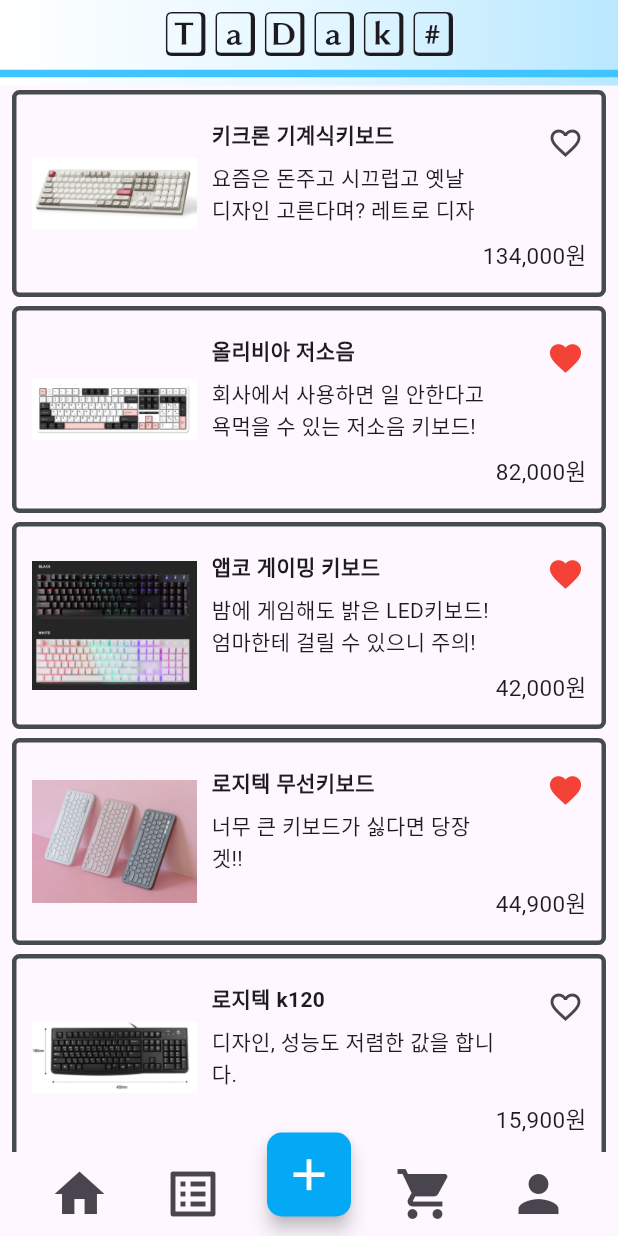
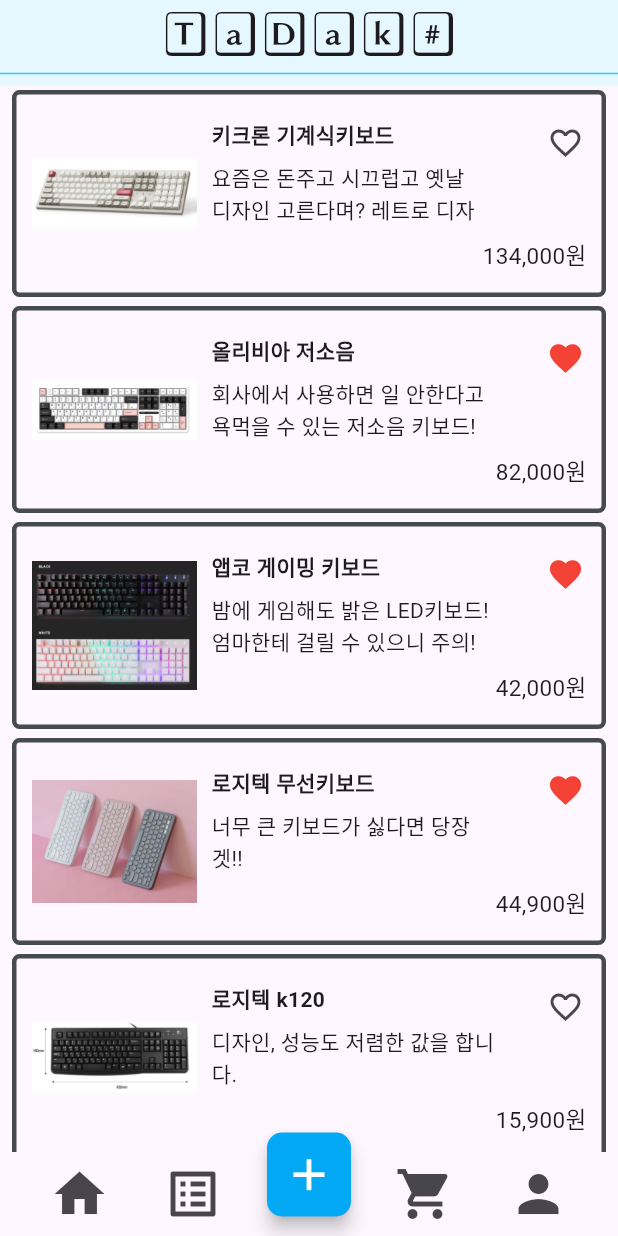
Before and after one commit to pastel67/flutter_shoppin_mall_app, a Flutter app: the screen it shows after launch, on a phone screen of 412 x 824 dp. Run offline on Flutter 3.47's test engine with Material 3 defaults, Android fonts, the phone set to English and light mode, and no system bars; our stand-ins replace image_picker; Roboto replaces fonts that are missing (text).

Commit message:
fix: 장바구니 구매 시 처음에 한번에 두개 추가 되는 버그 수정

```diff
--- a/lib/pages/description_page.dart
+++ b/lib/pages/description_page.dart
@@ -84,8 +84,8 @@
                     context: context,
                     title: "해당 상품을 구매하시겠습니까?",
                     acceptFunction: () {
+                      Cart.addCart(widget.index);
                       Cart.onToggleFavorite(widget.index);
-                      Cart.addCart(widget.index);
                       Navigator.pop(context);
                       Navigator.push(
                         context,
--- a/lib/pages/home_page.dart
+++ b/lib/pages/home_page.dart
@@ -33,9 +33,11 @@
         );
     }
   }
-  void onSetState(){
-    setState((){});
+
+  void onSetState() {
+    setState(() {});
   }
+
   //더미 데이터 추가
   @override
   void initState() {
@@ -49,13 +51,7 @@
       appBar: AppBar(
         flexibleSpace: Container(
           decoration: BoxDecoration(
-            gradient: LinearGradient(
-              colors: [
-                Colors.white,
-                const Color.fromARGB(255, 229, 247, 255),
-                const Color.fromARGB(255, 185, 232, 255),
-              ],
-            ),
+            color: const Color.fromARGB(255, 229, 247, 255),
           ),
         ),
         centerTitle: true,
@@ -65,7 +61,7 @@
         ),
         bottom: PreferredSize(
           preferredSize: Size.fromHeight(1.0),
-          child: Divider(color: Colors.lightBlueAccent, thickness: 5),
+          child: Divider(color: Colors.lightBlueAccent, thickness: 1),
         ),
       ),
 
@@ -93,7 +89,8 @@
                 Navigator.push(
                   context,
                   MaterialPageRoute(
-                    builder: (context) => AddProductPage(title: title, onSetState:onSetState),
+                    builder: (context) =>
+                        AddProductPage(title: title, onSetState: onSetState),
                   ),
                 );
               },
```
Also changed, not shown: lib/Datas/cart_item.dart (+6 -11 lines).
